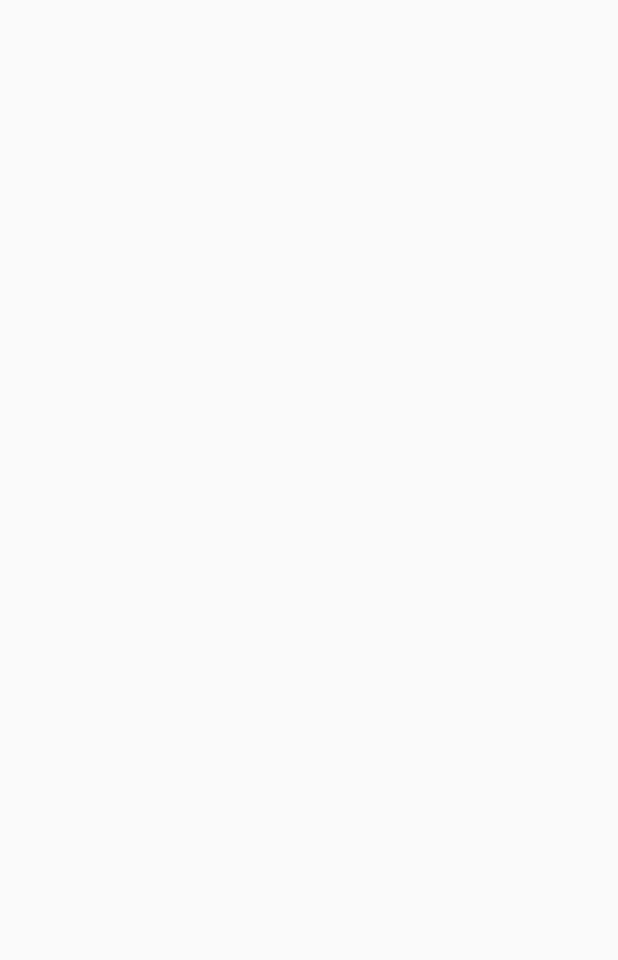
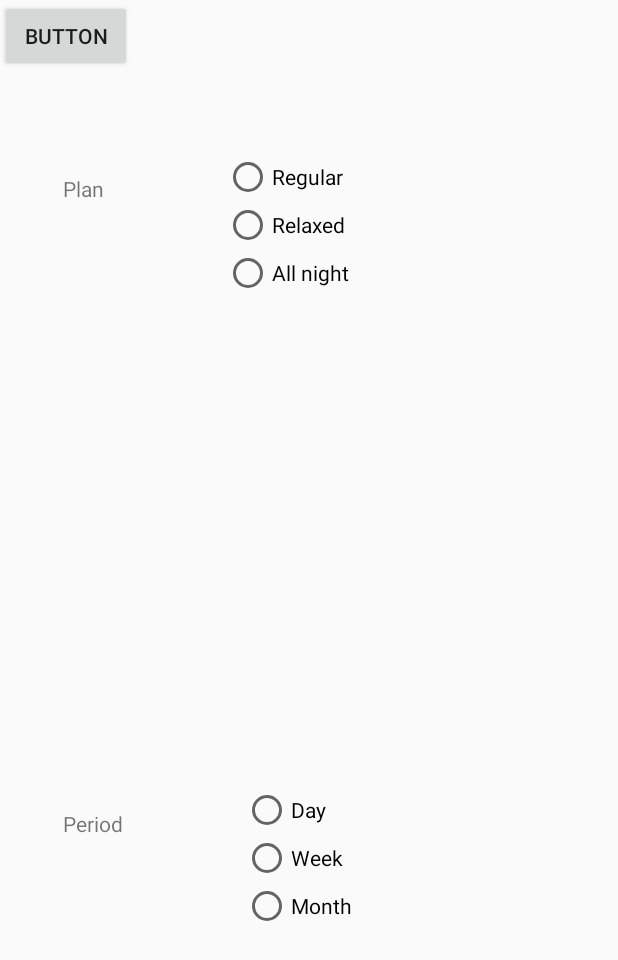
Before and after one commit to edric-m/blocksapp, an Android app: the SettingsActivity screen opened directly, with no data from a screen before it, on a phone screen of 412 x 824 dp. Before the commit the part shown is empty. Shown: the top 960 px of the screen. Run offline under Robolectric (Android 15) with nearby library versions, the light colour scheme and no system bars.

Commit message:
settings interface set up

```diff
--- a/app/src/main/java/com/example/edric/blocksapp/MainActivity.java
+++ b/app/src/main/java/com/example/edric/blocksapp/MainActivity.java
@@ -24,6 +24,9 @@ public class MainActivity extends AppCompatActivity {
     private CountDownTimer mPauseTimer;
     private long timePaused;
     private boolean mPaused;
+
+    private int setPlanPref;
+    private int setPeriodPref;
 
     @Override
     protected void onCreate(Bundle savedInstanceState) {
@@ -141,6 +144,8 @@ public class MainActivity extends AppCompatActivity {
 
     public void goLeft(View view) {
         //settings
+        Intent i = new Intent(this, SettingsActivity.class);
+        startActivityForResult(i, 2);
     }
 
     public void goRight(View view) {
@@ -165,31 +170,37 @@ public class MainActivity extends AppCompatActivity {
         layout.setBackgroundColor(Color.parseColor(selectedTask.getColour()));
     }
 
+    //error checking on all user input code
     @Override
     protected void onActivityResult(int requestCode, int resultCode, Intent data) {
 
-        if (resultCode == RESULT_OK && requestCode == 1) {
+        if (resultCode == RESULT_OK) {
+            if (requestCode == 1) {
                 if (data.hasExtra(NewTask.NAME_KEY) && data.hasExtra(NewTask.TIME_KEY)) {
                     String n = data.getExtras().getString(NewTask.NAME_KEY);
                     String t = data.getExtras().getString(NewTask.TIME_KEY);
 
-                list.addTask(n,Integer.parseInt(t));
+                    list.addTask(n, Integer.parseInt(t));
                     pauseTimer();
                     selectedTask = list.selectNewTask();
                     refreshText();
                     startTimer();
                 }
-            /*
-            if (data.hasExtra("returnKey2")) {
-                t = data.getExtras().getInt("returnKey2");
+
             }
-            //if both true
-            list.addTask(n,t);
-            selectedTask = list.selectNewTask();
+
+            if (requestCode == 2) {
+                if (data.hasExtra(SettingsActivity.PLAN_KEY) && data.hasExtra(SettingsActivity.PERIOD_KEY)) {
+                    String pl = data.getExtras().getString(SettingsActivity.PLAN_KEY);
+                    String pd = data.getExtras().getString(SettingsActivity.PERIOD_KEY);
+
+                    //change settings
+                    //change variables on all timers in the list
                     pauseTimer();
                     refreshText();
                     startTimer();
-            */
                 }
             }
         }
+    }
+}
--- a/app/src/main/java/com/example/edric/blocksapp/SettingsActivity.java
+++ b/app/src/main/java/com/example/edric/blocksapp/SettingsActivity.java
@@ -1,13 +1,45 @@
 package com.example.edric.blocksapp;
 
+import android.content.Intent;
 import android.support.v7.app.AppCompatActivity;
 import android.os.Bundle;
+import android.view.View;
+import android.widget.RadioButton;
 
 public class SettingsActivity extends AppCompatActivity {
+
+    public static final String PLAN_KEY = "plan";
+    public static final String PERIOD_KEY = "period";
+
+    private RadioButton reg, rel, alln;
+    private RadioButton d, w, m;
 
     @Override
     protected void onCreate(Bundle savedInstanceState) {
         super.onCreate(savedInstanceState);
         setContentView(R.layout.activity_settings);
+
+        reg = findViewById(R.id.regular);
+        rel = findViewById(R.id.relaxed);
+        alln = findViewById(R.id.allnight);
+
+        d = findViewById(R.id.day);
+        m = findViewById(R.id.month);
+        w = findViewById(R.id.week);
+    }
+
+    public void submit(View view) {
+        finish();
+    }
+
+    @Override
+    public void finish() {
+        // Prepare data intent
+        Intent data = new Intent();
+        //data.putExtra(PLAN_KEY, name.getText().toString());
+        //data.putExtra(PERIOD_KEY, time.getText().toString());
+        // Activity finished ok, return the data
+        setResult(RESULT_OK, data);
+        super.finish();
     }
 }
--- a/app/src/main/res/layout/activity_settings.xml
+++ b/app/src/main/res/layout/activity_settings.xml
@@ -6,4 +6,108 @@
     android:layout_height="match_parent"
     tools:context=".SettingsActivity">
 
+    <TextView
+        android:id="@+id/textView3"
+        android:layout_width="wrap_content"
+        android:layout_height="wrap_content"
+        android:layout_marginStart="42dp"
+        android:layout_marginLeft="42dp"
+        android:layout_marginTop="116dp"
+        android:text="Plan"
+        app:layout_constraintStart_toStartOf="parent"
+        app:layout_constraintTop_toTopOf="parent" />
+
+    <TextView
+        android:id="@+id/textView4"
+        android:layout_width="wrap_content"
+        android:layout_height="wrap_content"
+        android:layout_marginStart="42dp"
+        android:layout_marginLeft="42dp"
+        android:layout_marginBottom="265dp"
+        android:text="Period"
+        app:layout_constraintBottom_toBottomOf="parent"
+        app:layout_constraintStart_toStartOf="parent" />
+
+    <RadioGroup
+        android:id="@+id/radioGroup3"
+        android:layout_width="wrap_content"
+        android:layout_height="wrap_content"
+        android:layout_marginStart="80dp"
+        android:layout_marginLeft="80dp"
+        android:layout_marginTop="102dp"
+        app:layout_constraintStart_toEndOf="@+id/textView3"
+        app:layout_constraintTop_toTopOf="parent">
+
+        <RadioButton
+            android:id="@+id/regular"
+            android:layout_width="wrap_content"
+            android:layout_height="wrap_content"
+            android:text="Regular"
+            tools:layout_editor_absoluteX="117dp"
+            tools:layout_editor_absoluteY="148dp" />
+
+        <RadioButton
+            android:id="@+id/relaxed"
+            android:layout_width="wrap_content"
+            android:layout_height="wrap_content"
+            android:text="Relaxed"
+            tools:layout_editor_absoluteX="116dp"
+            tools:layout_editor_absoluteY="180dp" />
+
+        <RadioButton
+            android:id="@+id/allnight"
+            android:layout_width="wrap_content"
+            android:layout_height="wrap_content"
+            android:text="All night"
+            tools:layout_editor_absoluteX="117dp"
+            tools:layout_editor_absoluteY="116dp" />
+
+    </RadioGroup>
+
+    <RadioGroup
+        android:layout_width="wrap_content"
+        android:layout_height="wrap_content"
+        android:layout_marginStart="80dp"
+        android:layout_marginLeft="80dp"
+        android:layout_marginBottom="204dp"
+        app:layout_constraintBottom_toBottomOf="parent"
+        app:layout_constraintStart_toEndOf="@+id/textView4">
+
+        <RadioButton
+            android:id="@+id/day"
+            android:layout_width="wrap_content"
+            android:layout_height="wrap_content"
+            android:text="Day"
+            tools:layout_editor_absoluteX="117dp"
+            tools:layout_editor_absoluteY="283dp" />
+
+        <RadioButton
+            android:id="@+id/week"
+            android:layout_width="wrap_content"
+            android:layout_height="wrap_content"
+            android:text="Week"
+            tools:layout_editor_absoluteX="116dp"
+            tools:layout_editor_absoluteY="315dp" />
+
+        <RadioButton
+            android:id="@+id/month"
+            android:layout_width="wrap_content"
+            android:layout_height="wrap_content"
+            android:text="Month"
+            tools:layout_editor_absoluteX="117dp"
+            tools:layout_editor_absoluteY="347dp" />
+
+
+    </RadioGroup>
+
+    <Button
+        android:id="@+id/button2"
+        android:layout_width="wrap_content"
+        android:layout_height="wrap_content"
+        android:onClick="submit"
+        android:text="Button"
+        tools:layout_editor_absoluteX="131dp"
+        tools:layout_editor_absoluteY="406dp" />
+
+
 </android.support.constraint.ConstraintLayout>
```
Lines whose indentation alone changed are shown as unchanged.
